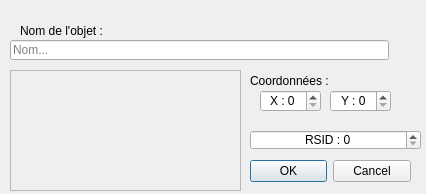
SirLynix/celendel, file Client/MapEditorAddObjectDialog.ui: the form before one commit.
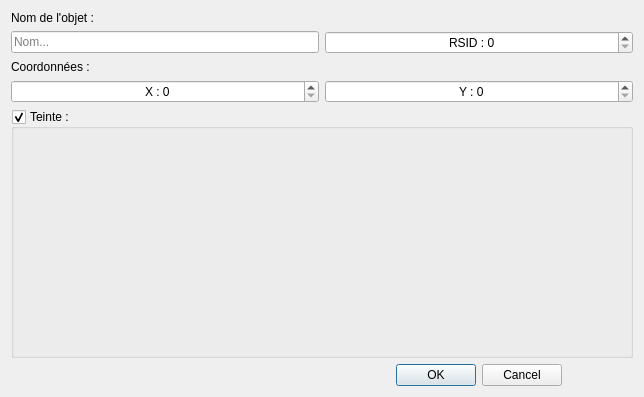
The form after the commit.

```diff
--- a/Client/MapEditorAddObjectDialog.ui
+++ b/Client/MapEditorAddObjectDialog.ui
@@ -9,12 +9,12 @@
    <rect>
     <x>0</x>
     <y>0</y>
-    <width>426</width>
-    <height>194</height>
+    <width>644</width>
+    <height>397</height>
    </rect>
   </property>
   <property name="sizePolicy">
-   <sizepolicy hsizetype="Fixed" vsizetype="Fixed">
+   <sizepolicy hsizetype="Preferred" vsizetype="Preferred">
     <horstretch>0</horstretch>
     <verstretch>0</verstretch>
    </sizepolicy>
@@ -25,41 +25,82 @@
   <property name="modal">
    <bool>true</bool>
   </property>
+  <layout class="QGridLayout" name="gridLayout_2">
+   <item row="0" column="0">
+    <layout class="QGridLayout" name="gridLayout">
+     <item row="0" column="0">
+      <widget class="QLabel" name="label">
+       <property name="sizePolicy">
+        <sizepolicy hsizetype="Preferred" vsizetype="Maximum">
+         <horstretch>0</horstretch>
+         <verstretch>0</verstretch>
+        </sizepolicy>
+       </property>
+       <property name="text">
+        <string>Nom de l'objet :</string>
+       </property>
+      </widget>
+     </item>
+     <item row="1" column="0">
   <widget class="QLineEdit" name="text">
-   <property name="geometry">
-    <rect>
-     <x>10</x>
-     <y>40</y>
-     <width>379</width>
-     <height>20</height>
-    </rect>
+       <property name="sizePolicy">
+        <sizepolicy hsizetype="Expanding" vsizetype="Maximum">
+         <horstretch>0</horstretch>
+         <verstretch>0</verstretch>
+        </sizepolicy>
    </property>
    <property name="placeholderText">
     <string>Nom...</string>
    </property>
   </widget>
-  <widget class="QLabel" name="label">
-   <property name="geometry">
-    <rect>
-     <x>20</x>
-     <y>20</y>
-     <width>379</width>
-     <height>21</height>
-    </rect>
+     </item>
+     <item row="4" column="0">
+      <widget class="QLabel" name="label_2">
+       <property name="sizePolicy">
+        <sizepolicy hsizetype="Preferred" vsizetype="Maximum">
+         <horstretch>0</horstretch>
+         <verstretch>0</verstretch>
+        </sizepolicy>
    </property>
    <property name="text">
-    <string>Nom de l'objet :</string>
-   </property>
-  </widget>
+        <string>Coordonnées :</string>
+       </property>
+      </widget>
+     </item>
+     <item row="5" column="0">
+      <widget class="QSpinBox" name="coordX">
+       <property name="sizePolicy">
+        <sizepolicy hsizetype="Minimum" vsizetype="Maximum">
+         <horstretch>0</horstretch>
+         <verstretch>0</verstretch>
+        </sizepolicy>
+       </property>
+       <property name="alignment">
+        <set>Qt::AlignCenter</set>
+       </property>
+       <property name="prefix">
+        <string>X : </string>
+       </property>
+      </widget>
+     </item>
+     <item row="5" column="1">
+      <widget class="QSpinBox" name="coordY">
+       <property name="sizePolicy">
+        <sizepolicy hsizetype="Minimum" vsizetype="Maximum">
+         <horstretch>0</horstretch>
+         <verstretch>0</verstretch>
+        </sizepolicy>
+       </property>
+       <property name="alignment">
+        <set>Qt::AlignCenter</set>
+       </property>
+       <property name="prefix">
+        <string>Y : </string>
+       </property>
+      </widget>
+     </item>
+     <item row="1" column="1">
   <widget class="QSpinBox" name="RSIDSpinBox">
-   <property name="geometry">
-    <rect>
-     <x>250</x>
-     <y>130</y>
-     <width>171</width>
-     <height>20</height>
-    </rect>
-   </property>
    <property name="alignment">
     <set>Qt::AlignCenter</set>
    </property>
@@ -73,14 +114,14 @@
     <number>2000000000</number>
    </property>
   </widget>
+     </item>
+     <item row="7" column="1">
   <widget class="QDialogButtonBox" name="buttonBox">
-   <property name="geometry">
-    <rect>
-     <x>250</x>
-     <y>160</y>
-     <width>161</width>
-     <height>23</height>
-    </rect>
+       <property name="sizePolicy">
+        <sizepolicy hsizetype="Expanding" vsizetype="Maximum">
+         <horstretch>0</horstretch>
+         <verstretch>0</verstretch>
+        </sizepolicy>
    </property>
    <property name="orientation">
     <enum>Qt::Horizontal</enum>
@@ -89,81 +130,34 @@
     <set>QDialogButtonBox::Cancel|QDialogButtonBox::Ok</set>
    </property>
    <property name="centerButtons">
-    <bool>false</bool>
-   </property>
-  </widget>
-  <widget class="QSpinBox" name="coordX">
-   <property name="geometry">
-    <rect>
-     <x>260</x>
-     <y>90</y>
-     <width>61</width>
-     <height>22</height>
-    </rect>
-   </property>
-   <property name="alignment">
-    <set>Qt::AlignCenter</set>
-   </property>
-   <property name="prefix">
-    <string>X : </string>
-   </property>
-  </widget>
-  <widget class="QSpinBox" name="coordY">
-   <property name="geometry">
-    <rect>
-     <x>330</x>
-     <y>90</y>
-     <width>61</width>
-     <height>22</height>
-    </rect>
-   </property>
-   <property name="alignment">
-    <set>Qt::AlignCenter</set>
-   </property>
-   <property name="prefix">
-    <string>Y : </string>
-   </property>
-  </widget>
-  <widget class="QLabel" name="label_2">
-   <property name="geometry">
-    <rect>
-     <x>250</x>
-     <y>70</y>
-     <width>161</width>
-     <height>21</height>
-    </rect>
-   </property>
-   <property name="text">
-    <string>Coordonnées :</string>
-   </property>
-  </widget>
-  <widget class="QFrame" name="colorFrame">
-   <property name="geometry">
-    <rect>
-     <x>10</x>
-     <y>70</y>
-     <width>231</width>
-     <height>121</height>
-    </rect>
-   </property>
-   <property name="frameShape">
-    <enum>QFrame::StyledPanel</enum>
-   </property>
-   <property name="frameShadow">
-    <enum>QFrame::Raised</enum>
-   </property>
-   <widget class="QWidget" name="verticalLayoutWidget">
-    <property name="geometry">
-     <rect>
-      <x>0</x>
-      <y>0</y>
-      <width>231</width>
-      <height>121</height>
-     </rect>
-    </property>
-    <layout class="QVBoxLayout" name="colorLayout"/>
-   </widget>
-  </widget>
+        <bool>true</bool>
+       </property>
+      </widget>
+     </item>
+     <item row="6" column="0" colspan="2">
+      <widget class="QGroupBox" name="colorGroupBox">
+       <property name="title">
+        <string>Teinte :</string>
+       </property>
+       <property name="checkable">
+        <bool>true</bool>
+       </property>
+       <layout class="QHBoxLayout" name="horizontalLayout">
+        <item>
+         <layout class="QHBoxLayout" name="colorLayout"/>
+        </item>
+       </layout>
+       <zorder>horizontalLayoutWidget</zorder>
+       <zorder>buttonBox</zorder>
+      </widget>
+     </item>
+    </layout>
+   </item>
+  </layout>
+  <zorder>gridLayoutWidget</zorder>
+  <zorder>buttonBox</zorder>
+  <zorder>buttonBox</zorder>
+  <zorder>gridLayoutWidget</zorder>
  </widget>
  <resources/>
  <connections/>
```
Lines whose indentation alone changed are shown as unchanged.
